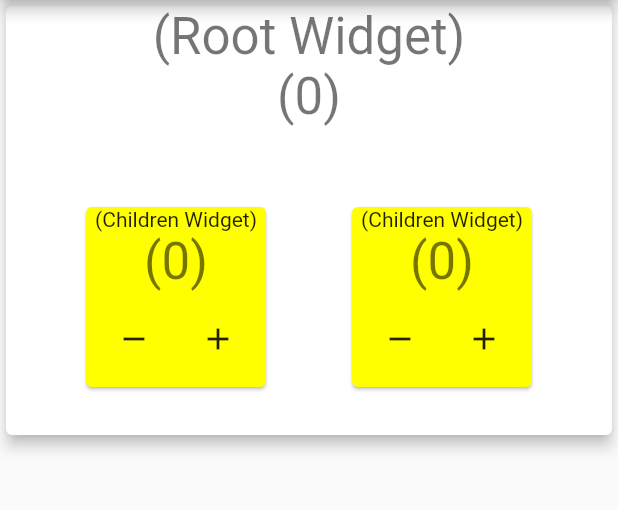
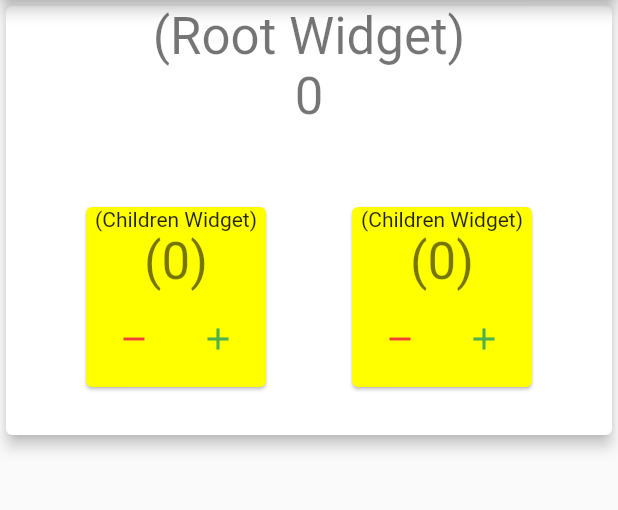
Before and after one commit to YanaLugina/flutter_inherited_wg, a Flutter app: the screen it shows after launch, on a phone screen of 412 x 824 dp, the part 84-594 px from its top. Run offline on Flutter 3.47's test engine with Material 2 defaults, Android fonts, the phone set to English and light mode, and no system bars.

Commit message:
createInheritedWidget: was created new class extends InheritedWidget

```diff
--- a/lib/main.dart
+++ b/lib/main.dart
@@ -33,16 +33,8 @@ class _MyHomePageState extends State<MyHomePage> {
 
   int get counterValue => _counter;
 
-  void _incrementCounter() {
-    setState(() {
-      _counter++;
-    });
-  }
-  void _decrementCounter() {
-    setState(() {
-      _counter--;
-    });
-  }
+  void _incrementCounter() => setState(() =>  _counter++);
+  void _decrementCounter() => setState(() => _counter--);
 
   @override
   Widget build(BuildContext context) {
@@ -53,7 +45,10 @@ class _MyHomePageState extends State<MyHomePage> {
       ),
       body: ListView(
         children: <Widget>[
-          AppRootWidget(),
+          MyInheritedWidget(
+              myState: this,
+            child: AppRootWidget(),
+          ),
         ],
       ),
       floatingActionButton: FloatingActionButton(
@@ -68,12 +63,13 @@ class _MyHomePageState extends State<MyHomePage> {
 class AppRootWidget extends StatelessWidget {
   @override
   Widget build(BuildContext context) {
+    final rootWidgetState = MyInheritedWidget.of(context).myState;
     return Card(
       elevation: 4.0,
       child: Column(
         children: <Widget>[
           Text('(Root Widget)', style: Theme.of(context).textTheme.display1),
-          Text('(0)', style: Theme.of(context).textTheme.display1),
+          Text('${rootWidgetState.counterValue}', style: Theme.of(context).textTheme.display1),
           SizedBox(height: 50,),
           Row(
             mainAxisAlignment: MainAxisAlignment.spaceEvenly,
@@ -91,17 +87,26 @@ class AppRootWidget extends StatelessWidget {
 class Counter extends StatelessWidget {
   @override
   Widget build(BuildContext context) {
+    final rootWidgetState = MyInheritedWidget.of(context).myState;
     return Card(
       margin: EdgeInsets.all(4.0).copyWith(bottom: 32),
       color: Colors.yellowAccent,
       child: Column(
         children: <Widget>[
           Text('(Children Widget)'),
-          Text('(0)', style: Theme.of(context).textTheme.display1),
+          Text('(${rootWidgetState.counterValue})', style: Theme.of(context).textTheme.display1),
           ButtonBar(
             children: <Widget>[
-              IconButton(onPressed: () {}, icon: Icon(Icons.remove)),
-              IconButton(onPressed: () {}, icon: Icon(Icons.add)),
+              IconButton(
+                onPressed: () => rootWidgetState._decrementCounter(),
+                icon: Icon(Icons.remove),
+                color: Colors.red
+              ),
+              IconButton(
+                onPressed: () => rootWidgetState._incrementCounter(),
+                icon: Icon(Icons.add),
+                color: Colors.green,
+              ),
             ],
           )
         ],
@@ -109,3 +114,19 @@ class Counter extends StatelessWidget {
     );
   }
 }
+
+class MyInheritedWidget extends InheritedWidget {
+  final _MyHomePageState myState;
+
+  MyInheritedWidget({Key key, Widget child, @required this.myState})
+      : super(key: key, child: child);
+
+  @override
+  bool updateShouldNotify(MyInheritedWidget oldWidget) {
+    return this.myState.counterValue != oldWidget.myState.counterValue;
+  }
+
+  static MyInheritedWidget of(BuildContext context) {
+    return context.dependOnInheritedWidgetOfExactType();
+  }
+}
```
